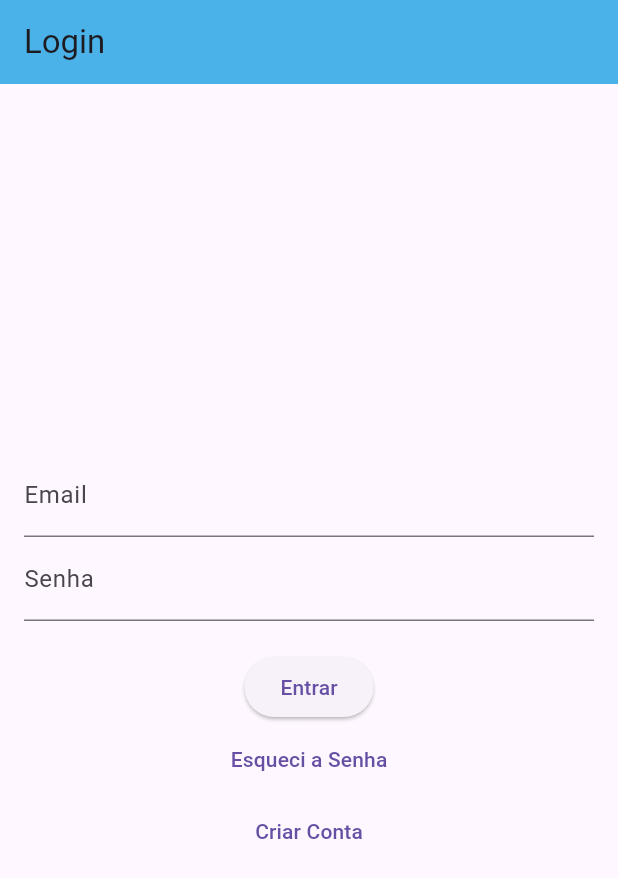
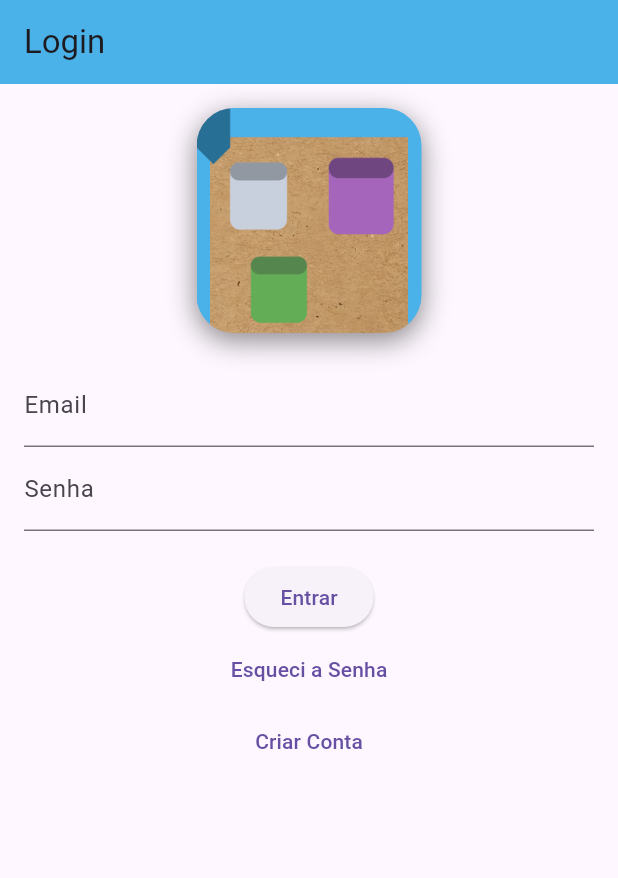
Before and after one commit to b4rradas/app_notasorg, a Flutter app: the screen it shows after launch, on a phone screen of 412 x 824 dp. Shown: the top 878 px of the screen. Run offline on Flutter 3.47's test engine with Material 3 defaults, Android fonts, the phone set to English and light mode, and no system bars; our stand-ins replace device_preview, get_it; accounts and stored records are empty.

Commit message:
Adicionando logotipo a tela de login

```diff
--- a/lib/view/login_view.dart
+++ b/lib/view/login_view.dart
@@ -24,9 +24,31 @@ class _LoginViewState extends State<LoginView> {
         padding: const EdgeInsets.all(16.0),
         child: Form(
           key: _formKey,
+          child: SingleChildScrollView(
             child: Column(
               mainAxisAlignment: MainAxisAlignment.center,
               children: [
+                Padding(
+                  padding: const EdgeInsets.only(bottom: 20),
+                  child: Container(
+                    width: 150,
+                    height: 150,
+                    decoration: BoxDecoration(
+                      image: DecorationImage(
+                        image: AssetImage('assets/logo_img.jpg'),
+                        fit: BoxFit.contain,
+                      ),
+                      borderRadius: BorderRadius.circular(25),
+                      boxShadow: [
+                        BoxShadow(
+                          color: Colors.black.withOpacity(0.45),
+                          blurRadius: 15,
+                          offset: Offset(0, 5),
+                        ),
+                      ],
+                    ),
+                  ),
+                ),
                 TextFormField(
                   controller: controller.txtLoginEmail,
                   decoration: InputDecoration(labelText: 'Email'),
@@ -71,6 +93,7 @@ class _LoginViewState extends State<LoginView> {
             ),
           ),
         ),
+      )
     );
   }
 }
--- a/pubspec.yaml
+++ b/pubspec.yaml
@@ -24,3 +24,4 @@ flutter:
     - assets/background_img.png
     - assets/icons/circle-plus.png
     - assets/Lucas_Hisaimtsu_Profile.jpg
+    - assets/logo_img.jpg
```
Also changed, not shown: assets/logo_img.jpg (added). Lines whose indentation alone changed are shown as unchanged.
